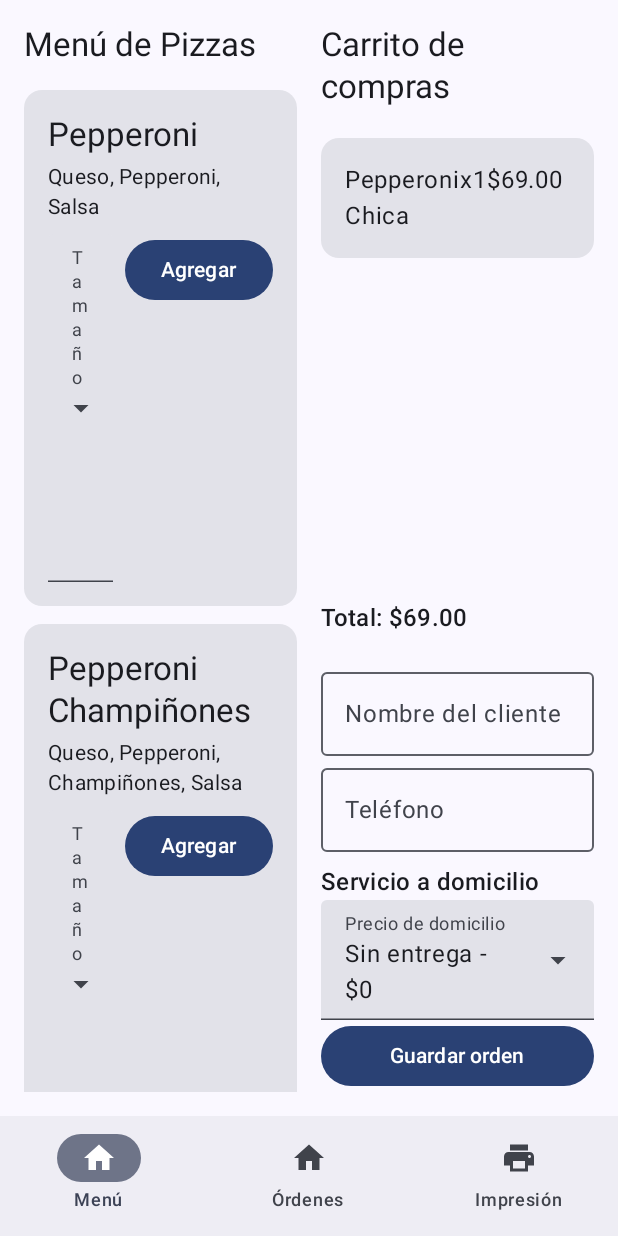
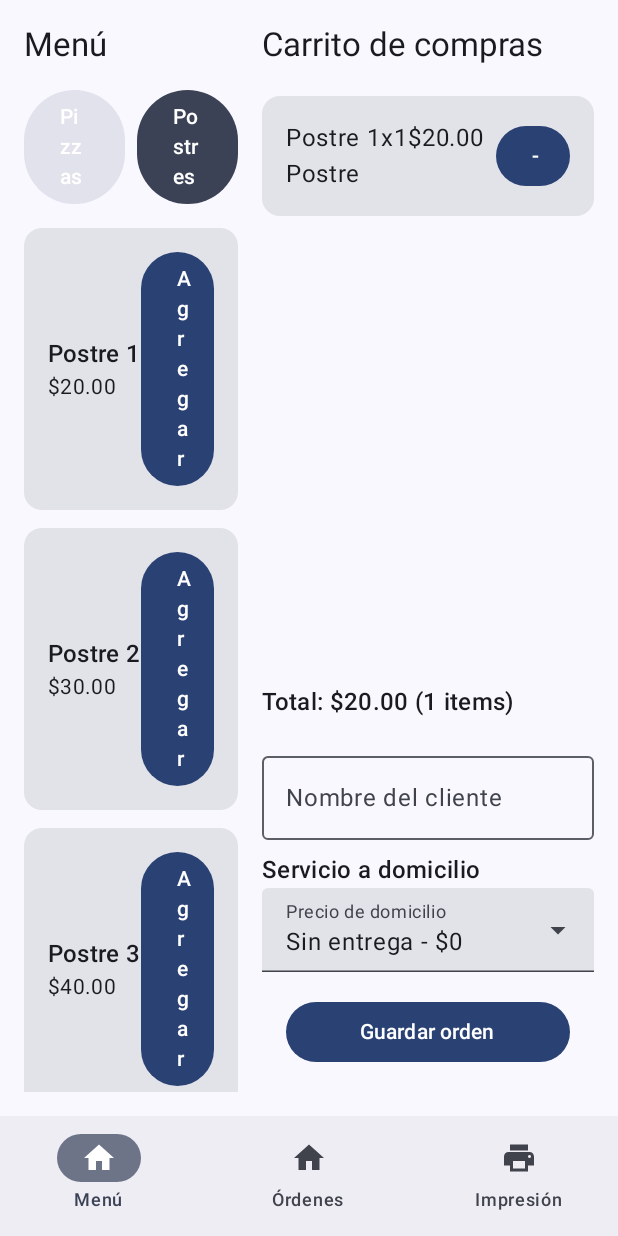
Before and after one commit to alos1895/SimplePOS, an Android app built with Jetpack Compose: the screen it shows after launch (MainActivity), after a tap on "Agregar", on a phone screen of 412 x 824 dp. Run offline under Robolectric (Android 15) with nearby library versions, the phone set to English and light mode, and no system bars; our stand-ins replace Room's generated code; 2 other taps on this screen came first.

Commit message:
Se agregaron la separacion de postres y el total corregido

```diff
--- a/app/src/main/java/com/alos895/simplepos/data/datasource/MenuData.kt
+++ b/app/src/main/java/com/alos895/simplepos/data/datasource/MenuData.kt
@@ -4,6 +4,7 @@ import com.alos895.simplepos.model.DeliveryService
 import com.alos895.simplepos.model.Pizza
 import com.alos895.simplepos.model.Ingrediente
 import com.alos895.simplepos.model.TamanoPizza
+import com.alos895.simplepos.model.Postre
 
 object MenuData {
     val ingredientes = listOf(
@@ -185,6 +186,12 @@ object MenuData {
         )
     )
 
+    val postres = listOf(
+        Postre(1, "Postre 1", 20.0),
+        Postre(2, "Postre 2", 30.0),
+        Postre(3, "Postre 3", 40.0)
+    )
+
     val deliveryOptions = listOf(
         DeliveryService(
             price = 0,
@@ -192,28 +199,23 @@ object MenuData {
             description = "Recoge tu pedido en la pizzería."
         ),
         DeliveryService(
-            price = 15,
+            price = 25,
             zona = "Zona 1",
             description = ""
         ),
         DeliveryService(
-            price = 20,
+            price = 30,
             zona = "Zona 2",
             description = ""
         ),
         DeliveryService(
-            price = 25,
+            price = 35,
             zona = "Zona 3",
             description = ""
         ),
         DeliveryService(
-            price = 30,
+            price = 40,
             zona = "Zona 4",
-            description = ""
-        ),
-        DeliveryService(
-            price = 35,
-            zona = "Zona 5",
             description = ""
         )
     )
--- a/app/src/main/java/com/alos895/simplepos/data/local/AppDatabase.kt
+++ b/app/src/main/java/com/alos895/simplepos/data/local/AppDatabase.kt
@@ -4,7 +4,7 @@ import androidx.room.Database
 import androidx.room.RoomDatabase
 import com.alos895.simplepos.model.OrderEntity
 
-@Database(entities = [OrderEntity::class], version = 1)
+@Database(entities = [OrderEntity::class], version = 2)
 abstract class AppDatabase : RoomDatabase() {
     abstract fun orderDao(): OrderDao
 }
--- /dev/null
+++ b/app/src/main/java/com/alos895/simplepos/model/CartItemPostre.kt
@@ -0,0 +1,9 @@
+package com.alos895.simplepos.model
+
+data class CartItemPostre(
+    val postre: Postre,
+    val cantidad: Int = 1
+) {
+    val subtotal: Double
+        get() = postre.precio * cantidad
+}
--- a/app/src/main/java/com/alos895/simplepos/model/OrderEntity.kt
+++ b/app/src/main/java/com/alos895/simplepos/model/OrderEntity.kt
@@ -11,5 +11,6 @@ data class OrderEntity(
     val timestamp: Long,
     val userJson: String,
     val deliveryServicePrice: Int = 0,
-    val isDeliveried: Boolean = false
+    val isDeliveried: Boolean = false,
+    val dessertsJson: String = "[]"
 )
--- /dev/null
+++ b/app/src/main/java/com/alos895/simplepos/model/Postre.kt
@@ -0,0 +1,7 @@
+package com.alos895.simplepos.model
+
+data class Postre(
+    val id: Int,
+    val nombre: String,
+    val precio: Double
+)
--- a/app/src/main/java/com/alos895/simplepos/ui/menu/MenuScreen.kt
+++ b/app/src/main/java/com/alos895/simplepos/ui/menu/MenuScreen.kt
@@ -7,6 +7,7 @@ import androidx.compose.material3.*
 import androidx.compose.material3.ExposedDropdownMenuBox
 import androidx.compose.material3.ExposedDropdownMenuDefaults
 import androidx.compose.runtime.*
+import androidx.compose.ui.Alignment
 import androidx.compose.ui.Modifier
 import androidx.compose.ui.unit.dp
 import androidx.lifecycle.viewmodel.compose.viewModel
@@ -27,14 +28,19 @@ fun MenuScreen(
     val cartViewModel: CartViewModel = viewModel()
     val pizzas by menuViewModel.pizzas.collectAsState()
     val cartItems by cartViewModel.cartItems.collectAsState()
+    val dessertItems by cartViewModel.dessertItems.collectAsState()
     val deliveryOptions = MenuData.deliveryOptions
     // Si el ViewModel no tiene un valor inicial, inicialízalo aquí
     val selectedDelivery by cartViewModel.selectedDelivery.collectAsState(initial = deliveryOptions.first())
     var deliveryMenuExpanded by remember { mutableStateOf(false) }
-    // Calcula el total reactivo (pizzas + servicio a domicilio)
-    val total by remember(cartItems, selectedDelivery) {
+
+    // Estado para alternar entre vista de pizzas y postres
+    var showPizzas by remember { mutableStateOf(true) }
+
+    // Calcula el total reactivo (pizzas + postres + servicio a domicilio)
+    val total by remember(cartItems, dessertItems, selectedDelivery) {
         derivedStateOf {
-            cartItems.sumOf { it.subtotal } + (selectedDelivery?.price ?: 0)
+            cartItems.sumOf { it.subtotal } + dessertItems.sumOf { it.subtotal } + (selectedDelivery?.price ?: 0)
         }
     }
     var isPrinting by remember { mutableStateOf(false) }
@@ -51,14 +57,44 @@ fun MenuScreen(
         Row(modifier = Modifier.fillMaxSize().padding(8.dp)) {
             // Menú (izquierda)
             Column(
-                modifier = Modifier.weight(1f).padding(8.dp)
+                modifier = Modifier.weight(0.8f).padding(8.dp)
             ) {
-                Text("Menú de Pizzas", style = MaterialTheme.typography.titleLarge)
+                Text("Menú", style = MaterialTheme.typography.titleLarge)
                 Spacer(modifier = Modifier.height(16.dp))
+
+                // Botones para alternar entre pizzas y postres
+                Row(
+                    modifier = Modifier.fillMaxWidth(),
+                    horizontalArrangement = Arrangement.spacedBy(8.dp)
+                ) {
+                    Button(
+                        onClick = { showPizzas = true },
+                        modifier = Modifier.weight(1f),
+                        colors = ButtonDefaults.buttonColors(
+                            containerColor = if (showPizzas) MaterialTheme.colorScheme.primary else MaterialTheme.colorScheme.surfaceVariant
+                        )
+                    ) {
+                        Text("Pizzas")
+                    }
+                    Button(
+                        onClick = { showPizzas = false },
+                        modifier = Modifier.weight(1f),
+                        colors = ButtonDefaults.buttonColors(
+                            containerColor = if (!showPizzas) MaterialTheme.colorScheme.secondary else MaterialTheme.colorScheme.surfaceVariant
+                        )
+                    ) {
+                        Text("Postres")
+                    }
+                }
+
+                Spacer(modifier = Modifier.height(16.dp))
+
                 LazyColumn(
                     modifier = Modifier.weight(1f),
                     verticalArrangement = Arrangement.spacedBy(12.dp)
                 ) {
+                    if (showPizzas) {
+                        // Vista de Pizzas
                         items(pizzas) { pizza ->
                             var expanded by remember { mutableStateOf(false) }
                             var selectedTamano by remember { mutableStateOf(pizza.tamanos.first()) }
@@ -114,11 +150,38 @@ fun MenuScreen(
                                 }
                             }
                         }
+                    } else {
+                        // Vista de Postres
+                        items(MenuData.postres) { postre ->
+                            Card(
+                                modifier = Modifier.fillMaxWidth()
+                            ) {
+                                Row(
+                                    modifier = Modifier
+                                        .fillMaxWidth()
+                                        .padding(16.dp),
+                                    horizontalArrangement = Arrangement.SpaceBetween,
+                                    verticalAlignment = Alignment.CenterVertically
+                                ) {
+                                    Column {
+                                        Text(text = postre.nombre, style = MaterialTheme.typography.titleMedium)
+                                        Text(text = "$${"%.2f".format(postre.precio)}", style = MaterialTheme.typography.bodyMedium)
+                                    }
+                                    Button(onClick = { cartViewModel.addDessertToCart(postre) }) {
+                                        Text("Agregar")
+                                    }
+                                }
+                            }
+                        }
+                    }
                 }
             }
             // Carrito (derecha)
+            Box(
+                modifier = Modifier.weight(1.2f).padding(8.dp)
+            ) {
                 Column(
-                modifier = Modifier.weight(1f).padding(8.dp)
+                    modifier = Modifier.fillMaxSize().padding(bottom = 80.dp) // Reserve space for the button
                 ) {
                     Text("Carrito de compras", style = MaterialTheme.typography.titleLarge)
                     Spacer(modifier = Modifier.height(16.dp))
@@ -150,20 +213,45 @@ fun MenuScreen(
                                 }
                             }
                         }
+
+                        items(dessertItems) { item ->
+                            Card(modifier = Modifier.fillMaxWidth().padding(vertical = 4.dp)) {
+                                Row(
+                                    modifier = Modifier.padding(16.dp),
+                                    horizontalArrangement = Arrangement.SpaceBetween
+                                ) {
+                                    Column {
+                                        Text(item.postre.nombre)
+                                        Text("Postre")
+                                    }
+                                    Text("x${item.cantidad}")
+                                    Text("$${"%.2f".format(item.subtotal)}")
+                                    Spacer(modifier = Modifier.width(8.dp))
+                                    Button(onClick = {
+                                        cartViewModel.removeDessertFromCart(item.postre)
+                                    }) {
+                                        Text("-")
+                                    }
+                                    Spacer(modifier = Modifier.width(4.dp))
+                                    Button(onClick = {
+                                        cartViewModel.addDessertToCart(item.postre)
+                                    }) {
+                                        Text("+")
+                                    }
+                                }
+                            }
+                        }
                     }
                     Spacer(modifier = Modifier.height(16.dp))
-                Text("Total: $${"%.2f".format(total)}", style = MaterialTheme.typography.titleMedium)
+                    val totalPizzas = cartItems.sumOf { it.cantidad }
+                    val totalDesserts = dessertItems.sumOf { it.cantidad }
+                    val totalItems = totalPizzas + totalDesserts
+                    Text("Total: $${"%.2f".format(total)} (${totalItems} items)", style = MaterialTheme.typography.titleMedium)
                     Spacer(modifier = Modifier.height(16.dp))
                     OutlinedTextField(
                         value = nombre,
                         onValueChange = { nombre = it },
                         label = { Text("Nombre del cliente") },
-                    modifier = Modifier.fillMaxWidth()
-                )
-                OutlinedTextField(
-                    value = telefono,
-                    onValueChange = { telefono = it },
-                    label = { Text("Teléfono") },
                         modifier = Modifier.fillMaxWidth()
                     )
                     Spacer(modifier = Modifier.height(8.dp))
@@ -196,6 +284,7 @@ fun MenuScreen(
                             }
                         }
                     }
+                }
                 Button(
                     onClick = {
                         val user = User(
@@ -209,15 +298,13 @@ fun MenuScreen(
                             snackbarHostState.showSnackbar(lastMessage)
                         }
                     },
-                    enabled = cartItems.isNotEmpty(),
+                    enabled = cartItems.isNotEmpty() || dessertItems.isNotEmpty(),
                     modifier = Modifier
+                        .align(Alignment.BottomCenter)
                         .fillMaxWidth()
-                        .navigationBarsPadding()
+                        .padding(16.dp)
                 ) {
                     Text("Guardar orden")
-                }
-                if (lastMessage.isNotEmpty()) {
-                    Text(lastMessage)
                 }
             }
         }
--- a/app/src/main/java/com/alos895/simplepos/viewmodel/CartViewModel.kt
+++ b/app/src/main/java/com/alos895/simplepos/viewmodel/CartViewModel.kt
@@ -7,6 +7,7 @@ import androidx.lifecycle.ViewModelProvider
 import androidx.lifecycle.viewModelScope
 import com.alos895.simplepos.data.PizzeriaData
 import com.alos895.simplepos.model.CartItem
+import com.alos895.simplepos.model.CartItemPostre
 import com.alos895.simplepos.model.Order
 import com.alos895.simplepos.model.Pizza
 import com.alos895.simplepos.model.TamanoPizza
@@ -23,6 +24,10 @@ import com.alos895.simplepos.data.datasource.MenuData
 class CartViewModel(application: Application) : AndroidViewModel(application) {
     private val _cartItems = MutableStateFlow<List<CartItem>>(emptyList())
     val cartItems: StateFlow<List<CartItem>> = _cartItems
+
+    private val _dessertItems = MutableStateFlow<List<CartItemPostre>>(emptyList())
+    val dessertItems: StateFlow<List<CartItemPostre>> = _dessertItems
+
     private val orderRepository = OrderRepository(application)
 
     private val _selectedDelivery = MutableStateFlow<DeliveryService?>(null)
@@ -38,13 +43,23 @@ class CartViewModel(application: Application) : AndroidViewModel(application) {
         viewModelScope.launch {
             cartItems.collect { items ->
                 val deliveryPrice = _selectedDelivery.value?.price ?: 0
-                _total.value = items.sumOf { it.subtotal } + deliveryPrice
+                val dessertsTotal = _dessertItems.value.sumOf { it.subtotal }
+                _total.value = items.sumOf { it.subtotal } + dessertsTotal + deliveryPrice
             }
         }
         viewModelScope.launch {
             selectedDelivery.collect {
                 val deliveryPrice = it?.price ?: 0
-                _total.value = _cartItems.value.sumOf { item -> item.subtotal } + deliveryPrice
+                val pizzasTotal = _cartItems.value.sumOf { item -> item.subtotal }
+                val dessertsTotal = _dessertItems.value.sumOf { it.subtotal }
+                _total.value = pizzasTotal + dessertsTotal + deliveryPrice
+            }
+        }
+        viewModelScope.launch {
+            dessertItems.collect { desserts ->
+                val deliveryPrice = _selectedDelivery.value?.price ?: 0
+                val pizzasTotal = _cartItems.value.sumOf { item -> item.subtotal }
+                _total.value = pizzasTotal + desserts.sumOf { it.subtotal } + deliveryPrice
             }
         }
     }
@@ -80,13 +95,41 @@ class CartViewModel(application: Application) : AndroidViewModel(application) {
         _cartItems.value = current
     }
 
+    fun addDessertToCart(postre: com.alos895.simplepos.model.Postre) {
+        val current = _dessertItems.value.toMutableList()
+        val index = current.indexOfFirst { it.postre.id == postre.id }
+        if (index >= 0) {
+            val item = current[index]
+            current[index] = item.copy(cantidad = item.cantidad + 1)
+        } else {
+            current.add(CartItemPostre(postre))
+        }
+        _dessertItems.value = current
+    }
+
+    fun removeDessertFromCart(postre: com.alos895.simplepos.model.Postre) {
+        val current = _dessertItems.value.toMutableList()
+        val index = current.indexOfFirst { it.postre.id == postre.id }
+        if (index >= 0) {
+            val item = current[index]
+            if (item.cantidad > 1) {
+                current[index] = item.copy(cantidad = item.cantidad - 1)
+            } else {
+                current.removeAt(index)
+            }
+        }
+        _dessertItems.value = current
+    }
+
     fun clearCart() {
         _cartItems.value = emptyList()
+        _dessertItems.value = emptyList()
     }
 
     fun buildTicket(): String {
         val cartItems = _cartItems.value
-        if (cartItems.isEmpty()) {
+        val dessertItems = _dessertItems.value
+        if (cartItems.isEmpty() && dessertItems.isEmpty()) {
             return "El carrito está vacío."
         }
         var result = 0.0
@@ -101,6 +144,13 @@ class CartViewModel(application: Application) : AndroidViewModel(application) {
             sb.appendLine("${item.cantidad}x ${item.pizza.nombre} ${item.tamano.nombre}   $${"%.2f".format(item.subtotal)}")
             result += item.subtotal
         }
+        if (dessertItems.isNotEmpty()) {
+            sb.appendLine("-------------------------------")
+            dessertItems.forEach { item ->
+                sb.appendLine("${item.cantidad}x ${item.postre.nombre}   $${"%.2f".format(item.subtotal)}")
+                result += item.subtotal
+            }
+        }
         sb.appendLine("-------------------------------")
         sb.appendLine("TOTAL: $${"%.2f".format(result)}")
         sb.appendLine("¡Gracias por su compra!")
@@ -111,6 +161,7 @@ class CartViewModel(application: Application) : AndroidViewModel(application) {
         viewModelScope.launch {
             val gson = Gson()
             val itemsJson = gson.toJson(_cartItems.value)
+            val dessertsJson = gson.toJson(_dessertItems.value)
             val userJson = gson.toJson(user)
             val deliveryPrice = _selectedDelivery.value?.price ?: 0
             val isDeliveried = deliveryPrice > 0 // Si hay precio, es entrega a domicilio
@@ -120,7 +171,8 @@ class CartViewModel(application: Application) : AndroidViewModel(application) {
                 timestamp = System.currentTimeMillis(),
                 userJson = userJson,
                 deliveryServicePrice = deliveryPrice,
-                isDeliveried = isDeliveried
+                isDeliveried = isDeliveried,
+                dessertsJson = dessertsJson
             )
             orderRepository.addOrder(orderEntity)
             clearCart()
```
Also changed, not shown: app/src/main/java/com/alos895/simplepos/viewmodel/OrderViewModel.kt (+20 -2 lines). Lines whose indentation alone changed are shown as unchanged.
